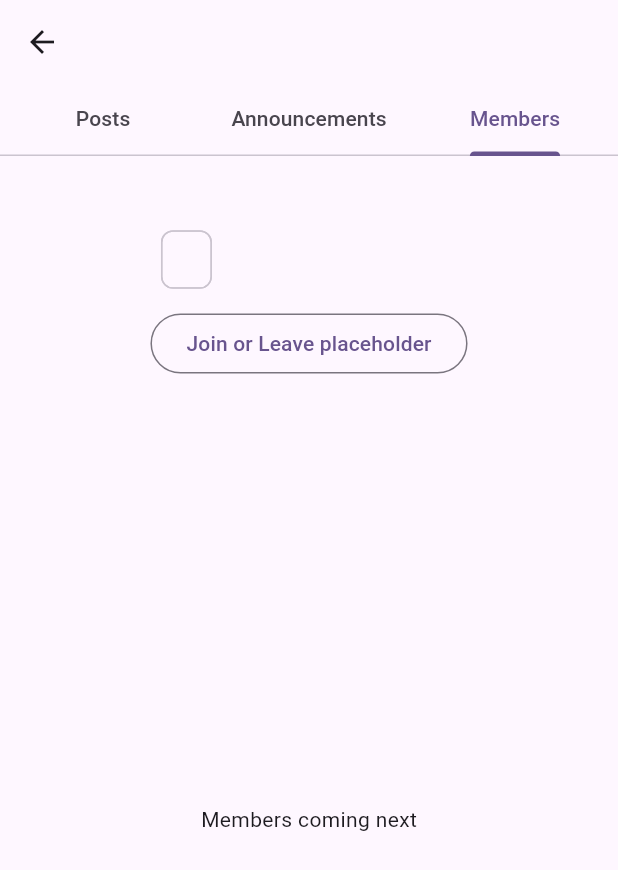
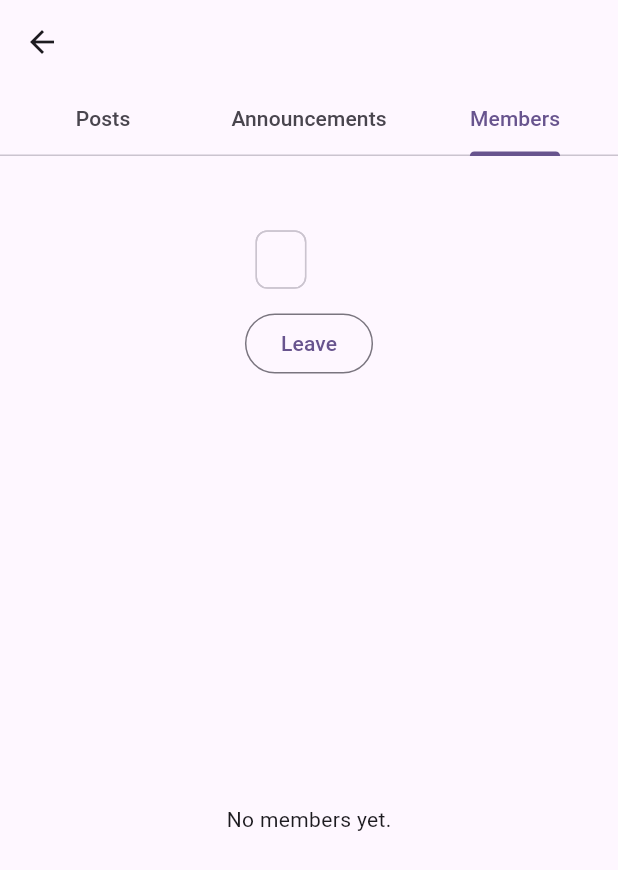
Before and after one commit to Arankan05/onecamp, a Flutter app: the CommunityDetailsScreen screen opened directly with empty values, tab 3 chosen, on a phone screen of 412 x 824 dp. Shown: the top 870 px of the screen. Run offline on Flutter 3.47's test engine with Material 3 defaults, Android fonts, the phone set to English and light mode, and no system bars; our stand-ins replace cloud_firestore, firebase_auth, firebase_core; accounts and stored records are empty.

Commit message:
Add members tab

```diff
--- a/lib/features/communities/screens/community_details_screen.dart
+++ b/lib/features/communities/screens/community_details_screen.dart
@@ -2,6 +2,7 @@ import 'package:flutter/material.dart';
 
 import '../controllers/community_controller.dart';
 import '../models/community.dart';
+import '../widgets/members_tab.dart';
 
 class CommunityDetailsScreen extends StatefulWidget {
   const CommunityDetailsScreen({super.key, required this.communityId});
@@ -82,12 +83,15 @@ class _CommunityDetailsScreenState extends State<CommunityDetailsScreen> {
             body: Column(
               children: [
                 _buildHeader(community),
-                const Expanded(
+                Expanded(
                   child: TabBarView(
                     children: [
-                      Center(child: Text('Posts coming next')),
-                      Center(child: Text('Announcements coming next')),
-                      Center(child: Text('Members coming next')),
+                      const Center(child: Text('Posts coming next')),
+                      const Center(child: Text('Announcements coming next')),
+                      MembersTab(
+                        controller: _controller,
+                        communityId: widget.communityId,
+                      ),
                     ],
                   ),
                 ),
@@ -122,7 +126,7 @@ class _CommunityDetailsScreenState extends State<CommunityDetailsScreen> {
                   return isMember
                       ? OutlinedButton(
                           onPressed: () => _toggleMembership(true),
-                          child: const Text('Join or Leave placeholder'),
+                          child: const Text('Leave'),
                         )
                       : ElevatedButton(
                           onPressed: () => _toggleMembership(false),
--- /dev/null
+++ b/lib/features/communities/widgets/members_tab.dart
@@ -0,0 +1,52 @@
+import 'package:flutter/material.dart';
+
+import '../community_constants.dart';
+import '../controllers/community_controller.dart';
+import '../models/community_member.dart';
+
+class MembersTab extends StatelessWidget {
+  const MembersTab({
+    super.key,
+    required this.controller,
+    required this.communityId,
+  });
+
+  final CommunityController controller;
+  final String communityId;
+
+  String _shortId(String id) => id.length > 6 ? id.substring(0, 6) : id;
+
+  @override
+  Widget build(BuildContext context) {
+    return StreamBuilder<List<CommunityMember>>(
+      stream: controller.watchMembers(communityId),
+      builder: (context, snapshot) {
+        if (snapshot.connectionState == ConnectionState.waiting) {
+          return const Center(child: CircularProgressIndicator());
+        }
+
+        if (snapshot.hasError) {
+          return const Center(child: Text('Could not load members.'));
+        }
+
+        final members = snapshot.data ?? [];
+        if (members.isEmpty) {
+          return const Center(child: Text('No members yet.'));
+        }
+
+        return ListView.builder(
+          itemCount: members.length,
+          itemBuilder: (context, index) {
+            final member = members[index];
+            final isCreator = member.role == CommunityConstants.roleCreator;
+            return ListTile(
+              leading: const CircleAvatar(child: Icon(Icons.person)),
+              title: Text('Member ${_shortId(member.userId)}'),
+              subtitle: isCreator ? const Text('Creator') : null,
+            );
+          },
+        );
+      },
+    );
+  }
+}
```
